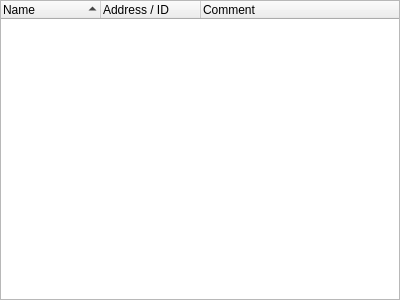
The window that source/client/ui/hosts/router_group_widget.ui (dchapyshev/aspia) describes before a commit, drawn with Qt 5.
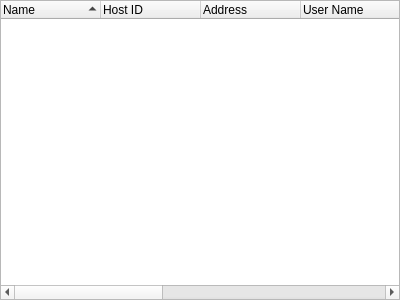
The same window after the commit.

Diff of the .ui file:
```diff
--- a/source/client/ui/hosts/router_group_widget.ui
+++ b/source/client/ui/hosts/router_group_widget.ui
@@ -38,7 +38,7 @@
       <bool>true</bool>
      </property>
      <property name="columnCount">
-      <number>3</number>
+      <number>10</number>
      </property>
      <column>
       <property name="text">
@@ -47,7 +47,17 @@
      </column>
      <column>
       <property name="text">
-       <string>Address / ID</string>
+       <string>Host ID</string>
+      </property>
+     </column>
+     <column>
+      <property name="text">
+       <string>Address</string>
+      </property>
+     </column>
+     <column>
+      <property name="text">
+       <string>User Name</string>
       </property>
      </column>
      <column>
@@ -55,6 +65,31 @@
        <string>Comment</string>
       </property>
      </column>
+     <column>
+      <property name="text">
+       <string>Operating System</string>
+      </property>
+     </column>
+     <column>
+      <property name="text">
+       <string>Version</string>
+      </property>
+     </column>
+     <column>
+      <property name="text">
+       <string>Architecture</string>
+      </property>
+     </column>
+     <column>
+      <property name="text">
+       <string>Last Connect</string>
+      </property>
+     </column>
+     <column>
+      <property name="text">
+       <string>Status</string>
+      </property>
+     </column>
     </widget>
    </item>
   </layout>
```
